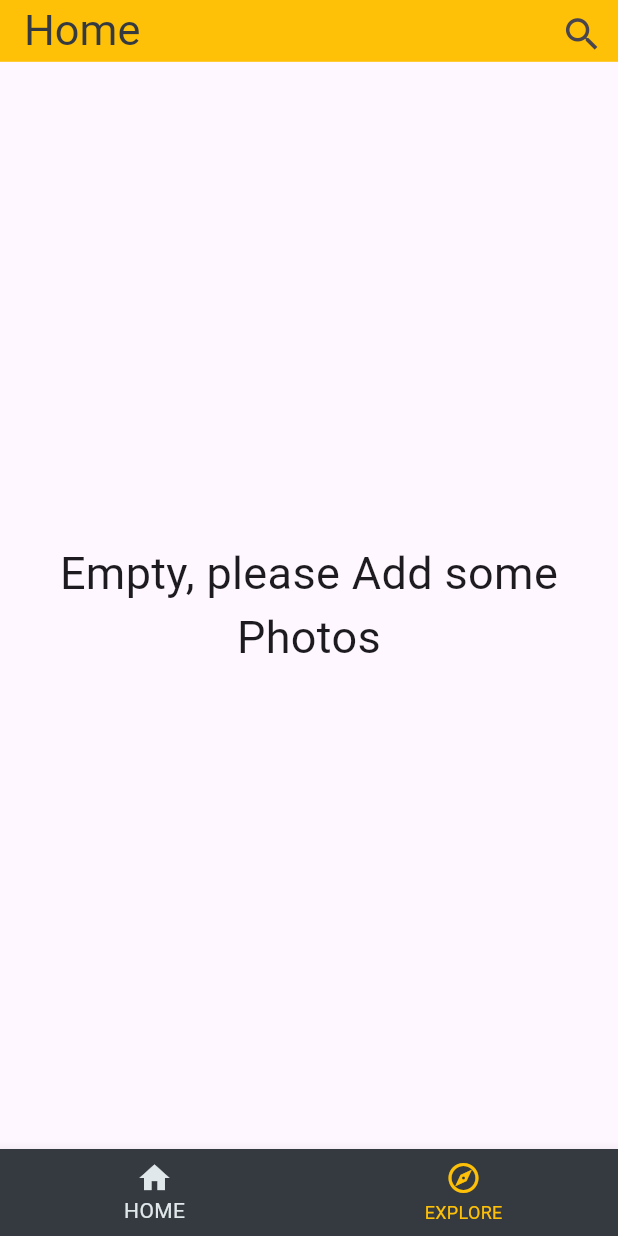
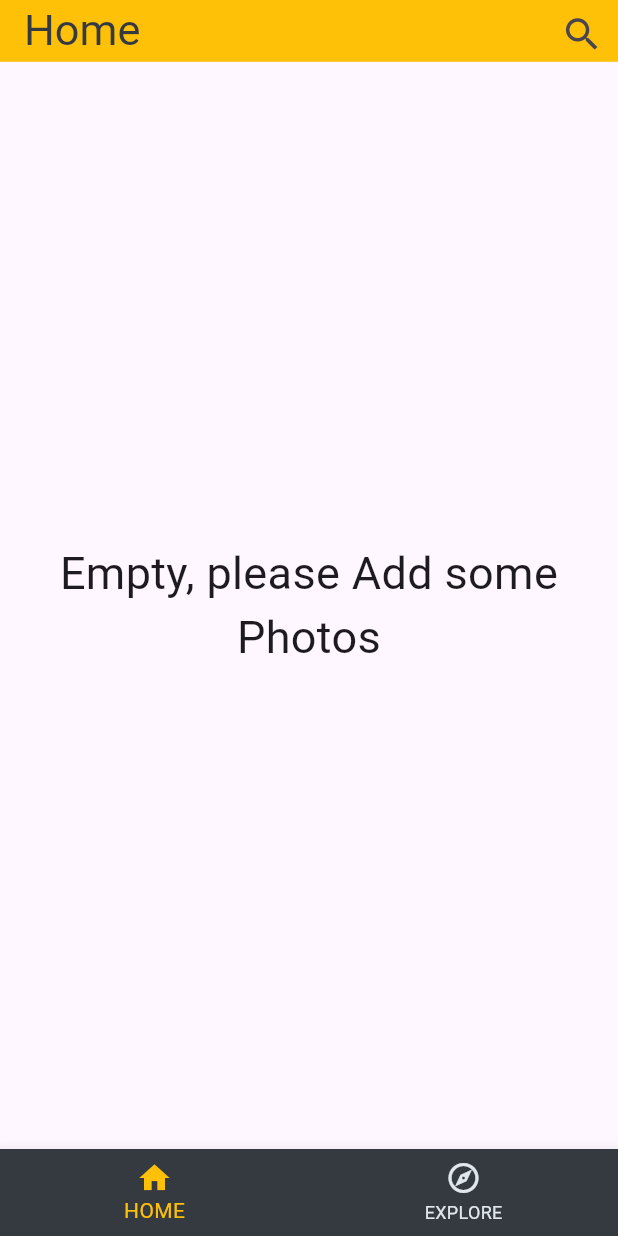
Before and after one commit to Amrd12/gallery-app, a Flutter app: the screen it shows after launch, on a phone screen of 412 x 824 dp. Run offline on Flutter 3.47's test engine with Material 3 defaults, Android fonts, the phone set to English and light mode, and no system bars; our stand-ins replace bloc, cached_network_image, dio, flutter_bloc, flutter_offline, hive and 1 more; accounts and stored records are empty; network calls fail.

Commit message:
modified:   lib/ui/screens/layout_screen.dart

```diff
--- a/lib/ui/screens/layout_screen.dart
+++ b/lib/ui/screens/layout_screen.dart
@@ -25,8 +25,8 @@ class _LayoutScreenState extends State<LayoutScreen> {
     return Scaffold(
       body: IndexedStack(index: index, children: screen),
       bottomNavigationBar: BottomNavigationBar(
-          selectedItemColor: MyColors.myWhite,
-          unselectedItemColor: MyColors.myYellow,
+          selectedItemColor: MyColors.myYellow,
+          unselectedItemColor: MyColors.myWhite,
           backgroundColor: MyColors.myGrey,
           items: NavigationItems().bottomItems,
           currentIndex: index,
```
